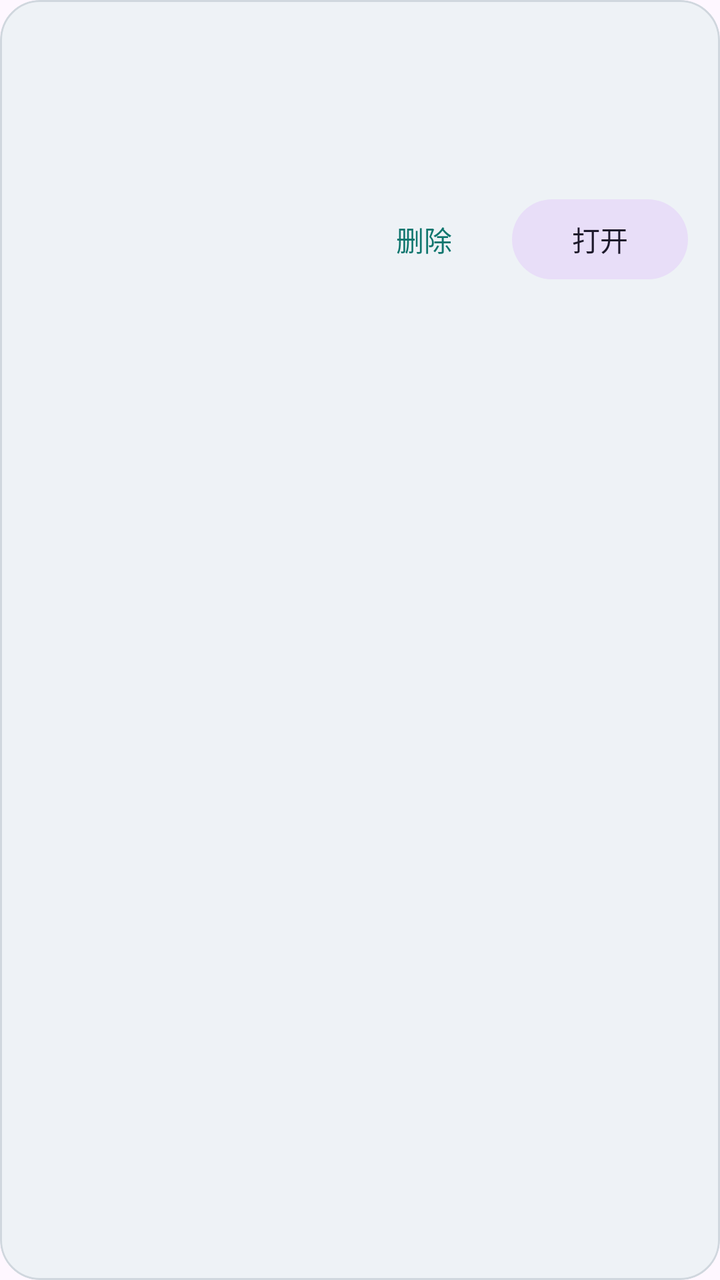
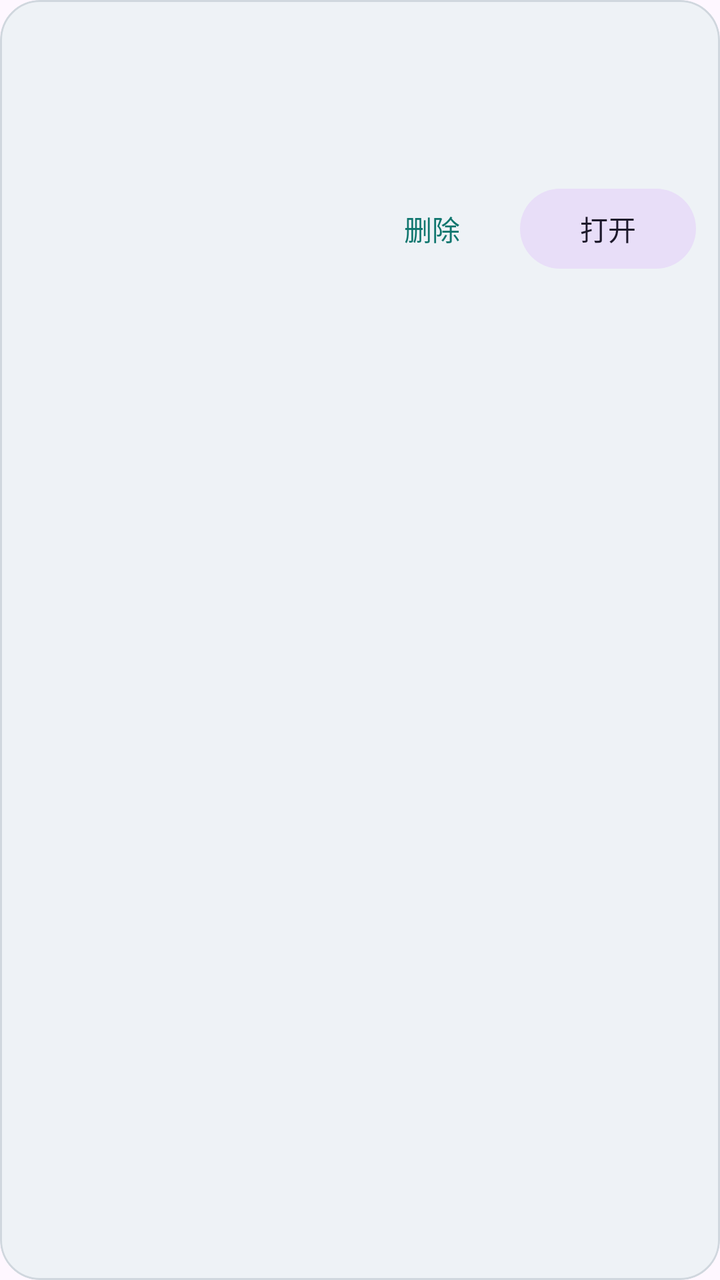

The first picture is an Android layout as it rendered before a commit; the second is the same layout after the commit. The layout source and the unified diff follow.
<!-- AndroidManifest.xml: application theme Theme.AuroraBrowser -->
<!-- res/layout/item_library_entry.xml -->
<?xml version="1.0" encoding="utf-8"?>
<com.google.android.material.card.MaterialCardView xmlns:android="http://schemas.android.com/apk/res/android"
    xmlns:app="http://schemas.android.com/apk/res-auto"
    android:layout_width="match_parent"
    android:layout_height="wrap_content"
    android:layout_marginBottom="10dp"
    app:cardBackgroundColor="@color/aurora_surface_alt"
    app:cardCornerRadius="20dp"
    app:cardElevation="0dp"
    app:strokeColor="@color/aurora_line"
    app:strokeWidth="1dp">

    <LinearLayout
        android:id="@+id/contentContainer"
        android:layout_width="match_parent"
        android:layout_height="wrap_content"
        android:gravity="top"
        android:orientation="horizontal"
        android:padding="16dp">

        <LinearLayout
            android:id="@+id/textColumn"
            android:layout_width="0dp"
            android:layout_height="wrap_content"
            android:layout_weight="1"
            android:orientation="vertical">

            <LinearLayout
                android:layout_width="match_parent"
                android:layout_height="wrap_content"
                android:gravity="center_vertical"
                android:orientation="horizontal">

                <ImageView
                    android:id="@+id/leadingIcon"
                    android:layout_width="20dp"
                    android:layout_height="20dp"
                    android:layout_marginEnd="10dp"
                    android:tint="@color/aurora_text"
                    android:visibility="gone" />

                <TextView
                    android:id="@+id/titleText"
                    android:layout_width="0dp"
                    android:layout_height="wrap_content"
                    android:layout_weight="1"
                    android:ellipsize="end"
                    android:maxLines="2"
                    android:textColor="@color/aurora_text"
                    android:textSize="16sp"
                    android:textStyle="bold" />

                <com.google.android.material.checkbox.MaterialCheckBox
                    android:id="@+id/selectionCheck"
                    android:layout_width="wrap_content"
                    android:layout_height="wrap_content"
                    android:clickable="false"
                    android:focusable="false"
                    android:visibility="gone" />
            </LinearLayout>

            <TextView
                android:id="@+id/subtitleText"
                android:layout_width="match_parent"
                android:layout_height="wrap_content"
                android:layout_marginTop="6dp"
                android:ellipsize="end"
                android:maxLines="2"
                android:textColor="@color/aurora_text_muted"
                android:textSize="13sp" />

            <TextView
                android:id="@+id/metaText"
                android:layout_width="match_parent"
                android:layout_height="wrap_content"
                android:layout_marginTop="6dp"
                android:textColor="@color/aurora_text_muted"
                android:textSize="12sp" />

            <com.google.android.material.progressindicator.LinearProgressIndicator
                android:id="@+id/progressBar"
                android:layout_width="match_parent"
                android:layout_height="6dp"
                android:layout_marginTop="10dp"
                android:visibility="gone"
                app:indicatorColor="@color/aurora_accent"
                app:trackColor="@color/aurora_line" />

            <LinearLayout
                android:id="@+id/buttonRow"
                android:layout_width="match_parent"
                android:layout_height="wrap_content"
                android:layout_marginTop="12dp"
                android:gravity="end"
                android:orientation="horizontal">

                <com.google.android.material.button.MaterialButton
                    android:id="@+id/secondaryButton"
                    style="@style/Widget.Material3.Button.TextButton"
                    android:layout_width="wrap_content"
                    android:layout_height="wrap_content"
                    android:text="删除" />

                <com.google.android.material.button.MaterialButton
                    android:id="@+id/primaryButton"
                    style="@style/Widget.Material3.Button.TonalButton"
                    android:layout_width="wrap_content"
                    android:layout_height="wrap_content"
                    android:text="打开" />
            </LinearLayout>
        </LinearLayout>

        <LinearLayout
            android:id="@+id/actionColumn"
            android:layout_width="wrap_content"
            android:layout_height="wrap_content"
            android:layout_marginStart="8dp"
            android:gravity="top|center_horizontal"
            android:orientation="vertical"
            android:visibility="gone">

            <ImageButton
                android:id="@+id/primaryIconButton"
                android:layout_width="34dp"
                android:layout_height="34dp"
                android:background="?attr/selectableItemBackgroundBorderless"
                android:padding="7dp"
                android:tint="@color/aurora_text" />

            <ImageButton
                android:id="@+id/secondaryIconButton"
                android:layout_width="34dp"
                android:layout_height="34dp"
                android:layout_marginTop="2dp"
                android:background="?attr/selectableItemBackgroundBorderless"
                android:padding="7dp"
                android:tint="@color/aurora_text" />
        </LinearLayout>
    </LinearLayout>

</com.google.android.material.card.MaterialCardView>
<!-- resources referenced by this layout -->
<resources>
  <color name="aurora_accent">#0F766E</color>
  <color name="aurora_line">#D0D7DE</color>
  <color name="aurora_surface_alt">#EEF2F6</color>
  <color name="aurora_text">#111827</color>
  <color name="aurora_text_muted">#6B7280</color>
  <style name="Theme.AuroraBrowser" parent="Theme.Material3.DayNight.NoActionBar">
          <item name="colorPrimary">@color/aurora_accent</item>
          <item name="colorSecondary">@color/aurora_accent</item>
          <item name="android:statusBarColor">@android:color/transparent</item>
          <item name="android:navigationBarColor">@android:color/transparent</item>
          <item name="android:windowLightStatusBar" tools:targetApi="m">true</item>
      </style>
</resources>

<!-- the commit's change to res/layout/item_library_entry.xml (unified diff, before → after) -->
@@ -3,7 +3,7 @@
     xmlns:app="http://schemas.android.com/apk/res-auto"
     android:layout_width="match_parent"
     android:layout_height="wrap_content"
-    android:layout_marginBottom="10dp"
+    android:layout_marginBottom="6dp"
     app:cardBackgroundColor="@color/aurora_surface_alt"
     app:cardCornerRadius="20dp"
     app:cardElevation="0dp"
@@ -16,7 +16,17 @@
         android:layout_height="wrap_content"
         android:gravity="top"
         android:orientation="horizontal"
-        android:padding="16dp">
+        android:padding="12dp">
+
+        <ImageView
+            android:id="@+id/thumbnailImage"
+            android:layout_width="96dp"
+            android:layout_height="64dp"
+            android:layout_marginEnd="12dp"
+            android:background="@color/aurora_line"
+            android:contentDescription="缩略图"
+            android:scaleType="centerCrop"
+            android:visibility="gone" />
 
         <LinearLayout
             android:id="@+id/textColumn"
@@ -36,7 +46,7 @@
                     android:layout_width="20dp"
                     android:layout_height="20dp"
                     android:layout_marginEnd="10dp"
-                    android:tint="@color/aurora_text"
+                    app:tint="@color/aurora_text"
                     android:visibility="gone" />
 
                 <TextView
@@ -45,9 +55,9 @@
                     android:layout_height="wrap_content"
                     android:layout_weight="1"
                     android:ellipsize="end"
-                    android:maxLines="2"
+                    android:maxLines="1"
                     android:textColor="@color/aurora_text"
-                    android:textSize="16sp"
+                    android:textSize="15sp"
                     android:textStyle="bold" />
 
                 <com.google.android.material.checkbox.MaterialCheckBox
@@ -99,42 +109,44 @@
                     style="@style/Widget.Material3.Button.TextButton"
                     android:layout_width="wrap_content"
                     android:layout_height="wrap_content"
-                    android:text="删除" />
+                    android:text="@string/cd_delete" />
 
                 <com.google.android.material.button.MaterialButton
                     android:id="@+id/primaryButton"
                     style="@style/Widget.Material3.Button.TonalButton"
                     android:layout_width="wrap_content"
                     android:layout_height="wrap_content"
-                    android:text="打开" />
+                    android:text="@string/cd_open" />
             </LinearLayout>
         </LinearLayout>
 
         <LinearLayout
             android:id="@+id/actionColumn"
             android:layout_width="wrap_content"
-            android:layout_height="wrap_content"
-            android:layout_marginStart="8dp"
-            android:gravity="top|center_horizontal"
+            android:layout_height="match_parent"
+            android:layout_marginStart="4dp"
+            android:gravity="center_vertical"
             android:orientation="vertical"
             android:visibility="gone">
 
             <ImageButton
                 android:id="@+id/primaryIconButton"
-                android:layout_width="34dp"
-                android:layout_height="34dp"
+                android:layout_width="40dp"
+                android:layout_height="40dp"
                 android:background="?attr/selectableItemBackgroundBorderless"
-                android:padding="7dp"
-                android:tint="@color/aurora_text" />
+                android:padding="8dp"
+                android:contentDescription="@string/cd_item_delete"
+                app:tint="@color/aurora_text" />
 
             <ImageButton
                 android:id="@+id/secondaryIconButton"
-                android:layout_width="34dp"
-                android:layout_height="34dp"
+                android:layout_width="40dp"
+                android:layout_height="40dp"
                 android:layout_marginTop="2dp"
                 android:background="?attr/selectableItemBackgroundBorderless"
-                android:padding="7dp"
-                android:tint="@color/aurora_text" />
+                android:padding="8dp"
+                android:contentDescription="@string/cd_item_open"
+                app:tint="@color/aurora_text" />
         </LinearLayout>
     </LinearLayout>
 
<!-- resource entries referenced after the edit -->
@@ -5,6 +5,10 @@
   <color name="aurora_surface_alt">#EEF2F6</color>
   <color name="aurora_text">#111827</color>
   <color name="aurora_text_muted">#6B7280</color>
+  <string name="cd_delete">删除</string>
+  <string name="cd_item_delete">删除项目</string>
+  <string name="cd_item_open">打开项目</string>
+  <string name="cd_open">打开</string>
   <style name="Theme.AuroraBrowser" parent="Theme.Material3.DayNight.NoActionBar">
           <item name="colorPrimary">@color/aurora_accent</item>
           <item name="colorSecondary">@color/aurora_accent</item>
